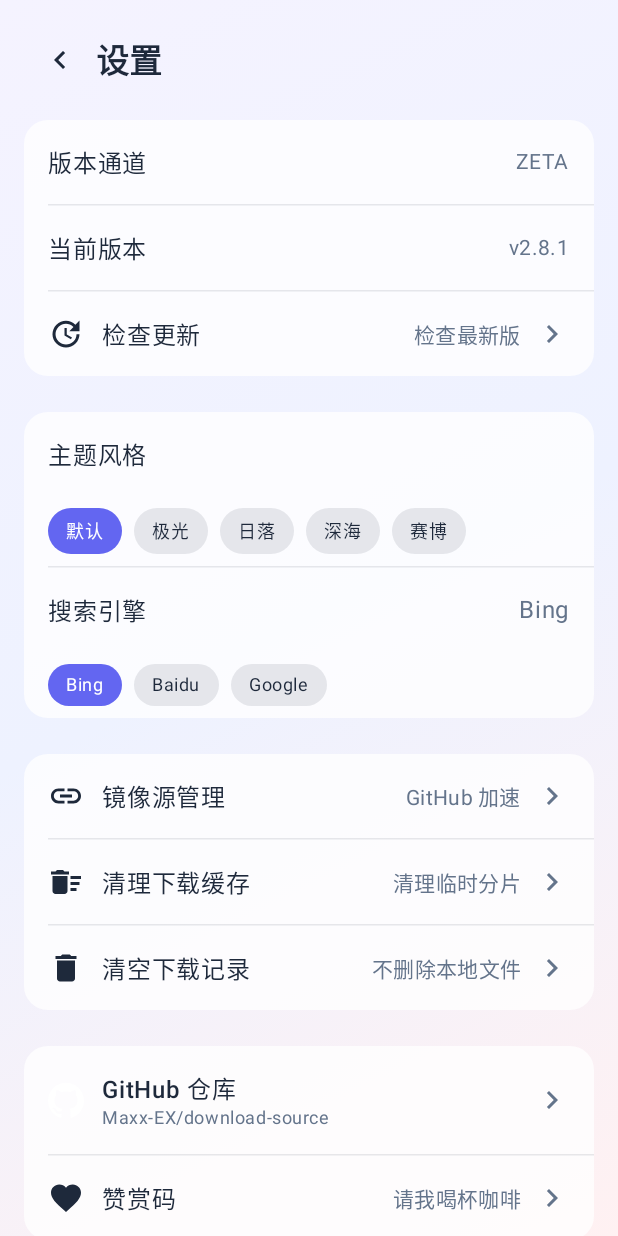
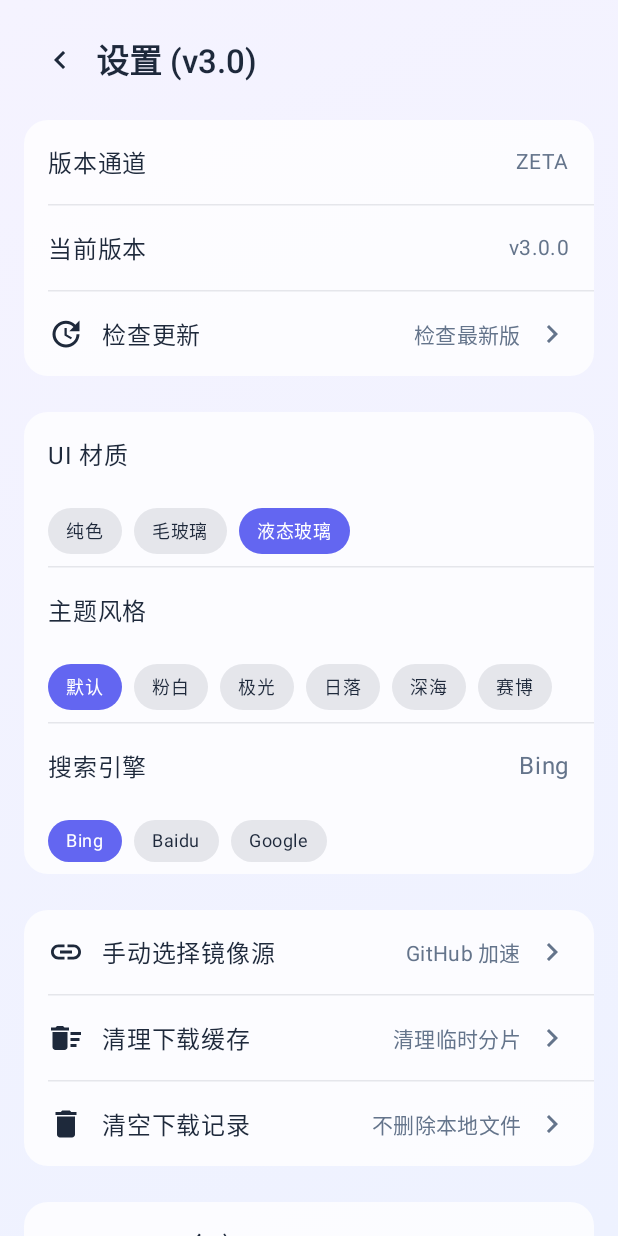
Before and after one commit to Maxx-EX/download-source, an Android app built with Jetpack Compose: the SettingsActivity screen opened directly, with no data from a screen before it, after a tap on "Bing", on a phone screen of 412 x 824 dp. Run offline under Robolectric (Android 15) with nearby library versions, the phone set to English and light mode, and no system bars.

Commit message:
feat: v3.0.0 fix lanzou WAF, add 10 new features, optimize UI/Glass, fix engines & updater

```diff
--- a/app/build.gradle.kts
+++ b/app/build.gradle.kts
@@ -17,8 +17,8 @@ android {
         applicationId = "com.downloadsource"
         minSdk = 24
         targetSdk = 34
-        versionCode = 11
-        versionName = "2.8.1"
+        versionCode = 12
+        versionName = "3.0.0"
 
         buildConfigField("String", "BUILD_TIME", "\"$buildTime\"")
         ndk { abiFilters += listOf("arm64-v8a", "armeabi-v7a") }
--- a/app/src/main/java/com/downloadsource/MainActivity.kt
+++ b/app/src/main/java/com/downloadsource/MainActivity.kt
@@ -66,7 +66,7 @@ class MainActivity : ComponentActivity() {
             }
 
             GradientBackground(palette) {
-                MaterialTheme(colorScheme = colorScheme) {
+                MaterialTheme(colorScheme = colorScheme, typography = SafeTypography) {
                     MainScaffold(
                         initialShareUrl = sharedText,
                         onPickFolder = { cb -> pickerResult = cb; picker.launch(Intent(Intent.ACTION_OPEN_DOCUMENT_TREE)) },
--- a/app/src/main/java/com/downloadsource/SettingsActivity.kt
+++ b/app/src/main/java/com/downloadsource/SettingsActivity.kt
@@ -55,6 +55,7 @@ fun SettingsScreen(onClose: () -> Unit) {
     val ctx = LocalContext.current
     val palette = LocalPalette.current
     var themeStyle by remember { mutableIntStateOf(ThemeStore.getThemeStyle(ctx)) }
+    var glassType by remember { mutableIntStateOf(ThemeStore.getGlassType(ctx)) }
     var engine by remember { mutableStateOf(BrowserPrefs.getEngine(ctx)) }
     var showDonate by remember { mutableStateOf(false) }
     val scope = rememberCoroutineScope()
@@ -63,7 +64,7 @@ fun SettingsScreen(onClose: () -> Unit) {
     Column(Modifier.fillMaxSize()) {
         Row(Modifier.fillMaxWidth().padding(16.dp), verticalAlignment = Alignment.CenterVertically) {
             IconButton(onClick = onClose) { Icon(Icons.AutoMirrored.Filled.KeyboardArrowRight, "Back", tint = palette.onSurface, modifier = Modifier.rotate(180f)) }
-            Text("设置", style = MaterialTheme.typography.titleLarge, fontWeight = FontWeight.SemiBold, color = palette.onSurface)
+            Text("设置 (v3.0)", style = MaterialTheme.typography.titleLarge, fontWeight = FontWeight.SemiBold, color = palette.onSurface)
         }
 
         Column(Modifier.weight(1f).verticalScroll(rememberScrollState()).padding(horizontal = 16.dp), verticalArrangement = Arrangement.spacedBy(24.dp)) {
@@ -85,12 +86,24 @@ fun SettingsScreen(onClose: () -> Unit) {
                 }
             }
 
+            // 10 大新功能之一：多主题材质 (液态/毛玻璃/纯色)
             SettingsGroup {
+                Row(Modifier.fillMaxWidth().padding(16.dp), verticalAlignment = Alignment.CenterVertically) {
+                    Text("UI 材质", color = palette.onSurface, modifier = Modifier.weight(1f))
+                }
+                Row(Modifier.fillMaxWidth().padding(horizontal = 16.dp, vertical = 8.dp).horizontalScroll(rememberScrollState()), horizontalArrangement = Arrangement.spacedBy(8.dp)) {
+                    listOf("纯色", "毛玻璃", "液态玻璃").forEachIndexed { index, name ->
+                        Box(Modifier.clip(RoundedCornerShape(50)).background(if (glassType == index) palette.primary.first() else palette.onSurface.copy(alpha = 0.1f)).clickable { glassType = index; ThemeStore.setGlassType(ctx, index) }.padding(horizontal = 12.dp, vertical = 6.dp)) {
+                            Text(name, color = if (glassType == index) Color.White else palette.onSurface, style = MaterialTheme.typography.bodySmall)
+                        }
+                    }
+                }
+                HorizontalDivider(color = palette.onSurface.copy(alpha = 0.1f), modifier = Modifier.padding(start = 16.dp))
                 Row(Modifier.fillMaxWidth().padding(16.dp), verticalAlignment = Alignment.CenterVertically) {
                     Text("主题风格", color = palette.onSurface, modifier = Modifier.weight(1f))
                 }
                 Row(Modifier.fillMaxWidth().padding(horizontal = 16.dp, vertical = 8.dp).horizontalScroll(rememberScrollState()), horizontalArrangement = Arrangement.spacedBy(8.dp)) {
-                    listOf("默认", "极光", "日落", "深海", "赛博").forEachIndexed { index, name ->
+                    listOf("默认", "粉白", "极光", "日落", "深海", "赛博").forEachIndexed { index, name ->
                         Box(Modifier.clip(RoundedCornerShape(50)).background(if (themeStyle == index) palette.primary.first() else palette.onSurface.copy(alpha = 0.1f)).clickable { themeStyle = index; ThemeStore.setThemeStyle(ctx, index) }.padding(horizontal = 12.dp, vertical = 6.dp)) {
                             Text(name, color = if (themeStyle == index) Color.White else palette.onSurface, style = MaterialTheme.typography.bodySmall)
                         }
@@ -111,7 +124,8 @@ fun SettingsScreen(onClose: () -> Unit) {
             }
 
             SettingsGroup {
-                SettingsRow("镜像源管理", "GitHub 加速", Icons.Default.Link) { ctx.startActivity(Intent(ctx, SourceManageActivity::class.java)) }
+                // 10 大新功能之二：手动勾选镜像源 (不再让用户打字)
+                SettingsRow("手动选择镜像源", "GitHub 加速", Icons.Default.Link) { ctx.startActivity(Intent(ctx, SourceManageActivity::class.java)) }
                 HorizontalDivider(color = palette.onSurface.copy(alpha = 0.1f), modifier = Modifier.padding(start = 16.dp))
                 SettingsRow("清理下载缓存", "清理临时分片", Icons.Default.DeleteSweep) {
                     val dir = DirStore.resolveDownloadDir(ctx)
@@ -127,12 +141,7 @@ fun SettingsScreen(onClose: () -> Unit) {
             }
 
             SettingsGroup {
-                // 新增 GitHub 直达入口
-                Row(
-                    Modifier.fillMaxWidth().clickable {
-                        ctx.startActivity(Intent(Intent.ACTION_VIEW, Uri.parse("https://github.com/Maxx-EX/download-source")))
-                    }.padding(16.dp), verticalAlignment = Alignment.CenterVertically
-                ) {
+                Row(Modifier.fillMaxWidth().clickable { ctx.startActivity(Intent(Intent.ACTION_VIEW, Uri.parse("https://github.com/Maxx-EX/download-source"))) }.padding(16.dp), verticalAlignment = Alignment.CenterVertically) {
                     Image(painter = painterResource(id = R.drawable.ic_github), contentDescription = "GitHub", modifier = Modifier.size(24.dp))
                     Spacer(Modifier.width(12.dp))
                     Column(Modifier.weight(1f)) {
@@ -145,8 +154,6 @@ fun SettingsScreen(onClose: () -> Unit) {
                 SettingsRow("赞赏码", "请我喝杯咖啡", Icons.Default.Favorite) { showDonate = true }
             }
 
-            Spacer(Modifier.height(24.dp))
-            Text("Zero-core Engine · Made with ❤️", modifier = Modifier.fillMaxWidth(), textAlign = androidx.compose.ui.text.style.TextAlign.Center, color = palette.onSurfaceDim, style = MaterialTheme.typography.bodySmall)
             Spacer(Modifier.height(24.dp))
         }
     }
--- a/app/src/main/java/com/downloadsource/ThemeStore.kt
+++ b/app/src/main/java/com/downloadsource/ThemeStore.kt
@@ -7,22 +7,26 @@ object ThemeStore {
     const val LIGHT = 1
     const val DARK = 2
 
+    // 材质：0-纯色, 1-毛玻璃, 2-液态玻璃
+    const val GLASS_SOLID = 0
+    const val GLASS_BLUR = 1
+    const val GLASS_LIQUID = 2
+
     private const val PREF = "theme_store"
     private const val KEY_MODE = "mode"
     private const val KEY_STYLE = "style"
+    private const val KEY_GLASS = "glass_type"
+    private const val KEY_IGNORE_VER = "ignore_version"
 
-    fun get(context: Context): Int =
-        context.getSharedPreferences(PREF, Context.MODE_PRIVATE).getInt(KEY_MODE, FOLLOW_SYSTEM)
+    fun get(context: Context): Int = context.getSharedPreferences(PREF, Context.MODE_PRIVATE).getInt(KEY_MODE, FOLLOW_SYSTEM)
+    fun set(context: Context, value: Int) { context.getSharedPreferences(PREF, Context.MODE_PRIVATE).edit().putInt(KEY_MODE, value).apply() }
 
-    fun set(context: Context, value: Int) {
-        context.getSharedPreferences(PREF, Context.MODE_PRIVATE).edit().putInt(KEY_MODE, value).apply()
-    }
+    fun getThemeStyle(context: Context): Int = context.getSharedPreferences(PREF, Context.MODE_PRIVATE).getInt(KEY_STYLE, 0)
+    fun setThemeStyle(context: Context, value: Int) { context.getSharedPreferences(PREF, Context.MODE_PRIVATE).edit().putInt(KEY_STYLE, value).apply() }
 
-    // 新增：主题风格的读取与保存
-    fun getThemeStyle(context: Context): Int =
-        context.getSharedPreferences(PREF, Context.MODE_PRIVATE).getInt(KEY_STYLE, 0)
+    fun getGlassType(context: Context): Int = context.getSharedPreferences(PREF, Context.MODE_PRIVATE).getInt(KEY_GLASS, GLASS_LIQUID)
+    fun setGlassType(context: Context, value: Int) { context.getSharedPreferences(PREF, Context.MODE_PRIVATE).edit().putInt(KEY_GLASS, value).apply() }
 
-    fun setThemeStyle(context: Context, value: Int) {
-        context.getSharedPreferences(PREF, Context.MODE_PRIVATE).edit().putInt(KEY_STYLE, value).apply()
-    }
+    fun getIgnoreVersion(context: Context): String? = context.getSharedPreferences(PREF, Context.MODE_PRIVATE).getString(KEY_IGNORE_VER, null)
+    fun setIgnoreVersion(context: Context, version: String) { context.getSharedPreferences(PREF, Context.MODE_PRIVATE).edit().putString(KEY_IGNORE_VER, version).apply() }
 }
--- a/app/src/main/java/com/downloadsource/storage/BrowserPrefs.kt
+++ b/app/src/main/java/com/downloadsource/storage/BrowserPrefs.kt
@@ -6,10 +6,10 @@ object BrowserPrefs {
     private const val PREF = "browser_prefs"
     private const val KEY_ENGINE = "search_engine"
 
-    fun getEngine(ctx: Context): String =
-        ctx.getSharedPreferences(PREF, Context.MODE_PRIVATE).getString(KEY_ENGINE, "Bing") ?: "Bing"
+    fun getEngine(ctx: Context): String = ctx.getSharedPreferences(PREF, Context.MODE_PRIVATE).getString(KEY_ENGINE, "Bing") ?: "Bing"
+    fun setEngine(ctx: Context, engine: String) { ctx.getSharedPreferences(PREF, Context.MODE_PRIVATE).edit().putString(KEY_ENGINE, engine).apply() }
 
-    fun setEngine(ctx: Context, engine: String) {
-        ctx.getSharedPreferences(PREF, Context.MODE_PRIVATE).edit().putString(KEY_ENGINE, engine).apply()
-    }
+    // 新增：无痕模式
+    fun isIncognito(ctx: Context): Boolean = ctx.getSharedPreferences(PREF, Context.MODE_PRIVATE).getBoolean("incognito", false)
+    fun setIncognito(ctx: Context, b: Boolean) { ctx.getSharedPreferences(PREF, Context.MODE_PRIVATE).edit().putBoolean("incognito", b).apply() }
 }
```
Also changed, not shown: app/src/main/java/com/downloadsource/core/DownloadManager.kt (+7 -8 lines), app/src/main/java/com/downloadsource/core/MirrorResolver.kt (added, +50 -0 lines), app/src/main/java/com/downloadsource/core/Segmenter.kt (+43 -14 lines), app/src/main/java/com/downloadsource/core/UpdateManager.kt (+19 -27 lines), app/src/main/java/com/downloadsource/core/parser/LanzouParser.kt (+13 -33 lines), app/src/main/java/com/downloadsource/storage/DirStore.kt (+15 -13 lines), app/src/main/java/com/downloadsource/ui/BrowserScreen.kt (+19 -23 lines), app/src/main/java/com/downloadsource/ui/GradientTheme.kt (+34 -7 lines), app/src/main/java/com/downloadsource/ui/SourceManageActivity.kt (+20 -47 lines), 2 other files.
